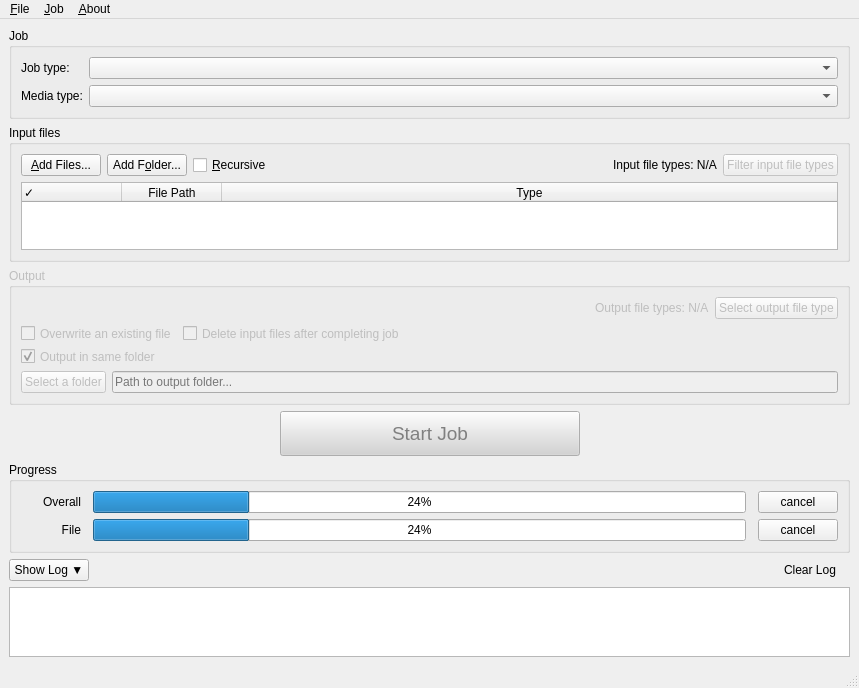
The window that src/converter_tools/assets/qt/main_window.ui (ozGarius/retro_converter_tool) describes before a commit, drawn with Qt 5.
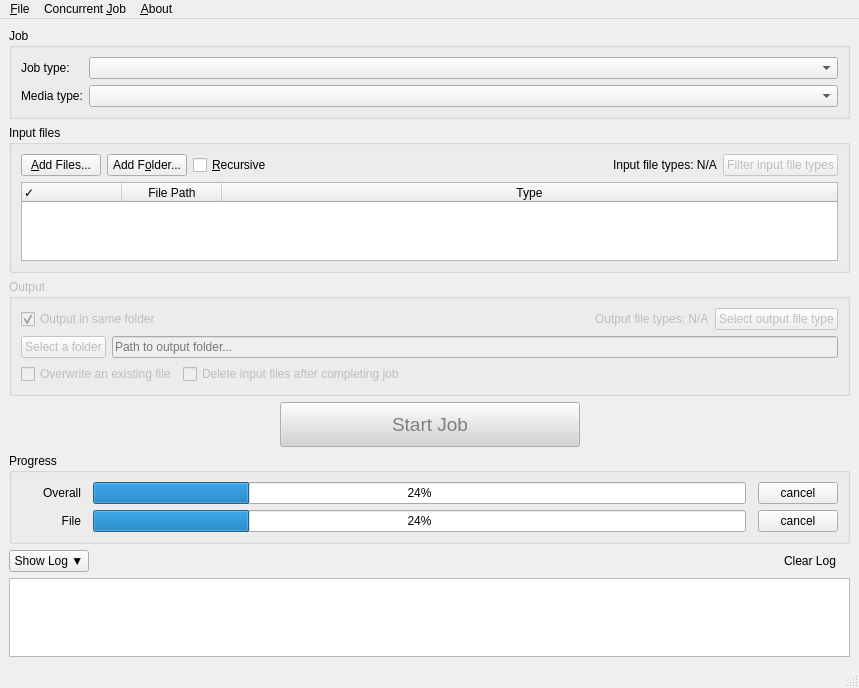
The same window after the commit.

The edit to the form file:
```diff
--- a/src/converter_tools/assets/qt/main_window.ui
+++ b/src/converter_tools/assets/qt/main_window.ui
@@ -183,6 +183,16 @@
       <layout class="QVBoxLayout" name="verticalLayout_output_folder">
        <item>
         <layout class="QHBoxLayout" name="output_type_layout">
+         <item>
+          <widget class="QCheckBox" name="output_same_folder_checkbox">
+           <property name="text">
+            <string>Output in same folder</string>
+           </property>
+           <property name="checked">
+            <bool>true</bool>
+           </property>
+          </widget>
+         </item>
          <item>
           <spacer name="horizontalSpacer_output_type">
            <property name="orientation">
@@ -215,34 +225,6 @@
          </item>
         </layout>
        </item>
-       <item>
-        <layout class="QFormLayout" name="formLayout_2">
-         <item row="0" column="0">
-          <widget class="QCheckBox" name="overwrite_files_checkbox">
-           <property name="text">
-            <string>Overwrite an existing file</string>
-           </property>
-          </widget>
-         </item>
-         <item row="0" column="1">
-          <widget class="QCheckBox" name="delete_input_checkbox">
-           <property name="text">
-            <string>Delete input files after completing job</string>
-           </property>
-          </widget>
-         </item>
-         <item row="1" column="0">
-          <widget class="QCheckBox" name="output_same_folder_checkbox">
-           <property name="text">
-            <string>Output in same folder</string>
-           </property>
-           <property name="checked">
-            <bool>true</bool>
-           </property>
-          </widget>
-         </item>
-        </layout>
-       </item>
        <item>
         <layout class="QHBoxLayout" name="path_selection_layout">
          <item>
@@ -264,6 +246,24 @@
          </item>
         </layout>
        </item>
+       <item>
+        <layout class="QFormLayout" name="formLayout_2">
+         <item row="0" column="0">
+          <widget class="QCheckBox" name="overwrite_files_checkbox">
+           <property name="text">
+            <string>Overwrite an existing file</string>
+           </property>
+          </widget>
+         </item>
+         <item row="0" column="1">
+          <widget class="QCheckBox" name="delete_input_checkbox">
+           <property name="text">
+            <string>Delete input files after completing job</string>
+           </property>
+          </widget>
+         </item>
+        </layout>
+       </item>
       </layout>
      </widget>
     </item>
@@ -492,7 +492,7 @@
      <x>0</x>
      <y>0</y>
      <width>859</width>
-     <height>25</height>
+     <height>33</height>
     </rect>
    </property>
    <widget class="QMenu" name="menuFile">
@@ -505,7 +505,7 @@
    </widget>
    <widget class="QMenu" name="menuJob">
     <property name="title">
-     <string>&amp;Job</string>
+     <string>Concurrent &amp;Job</string>
     </property>
    </widget>
    <widget class="QMenu" name="menuAbout">
```
Left out of the diff: 6 changed lines with no effect on the pictures.
